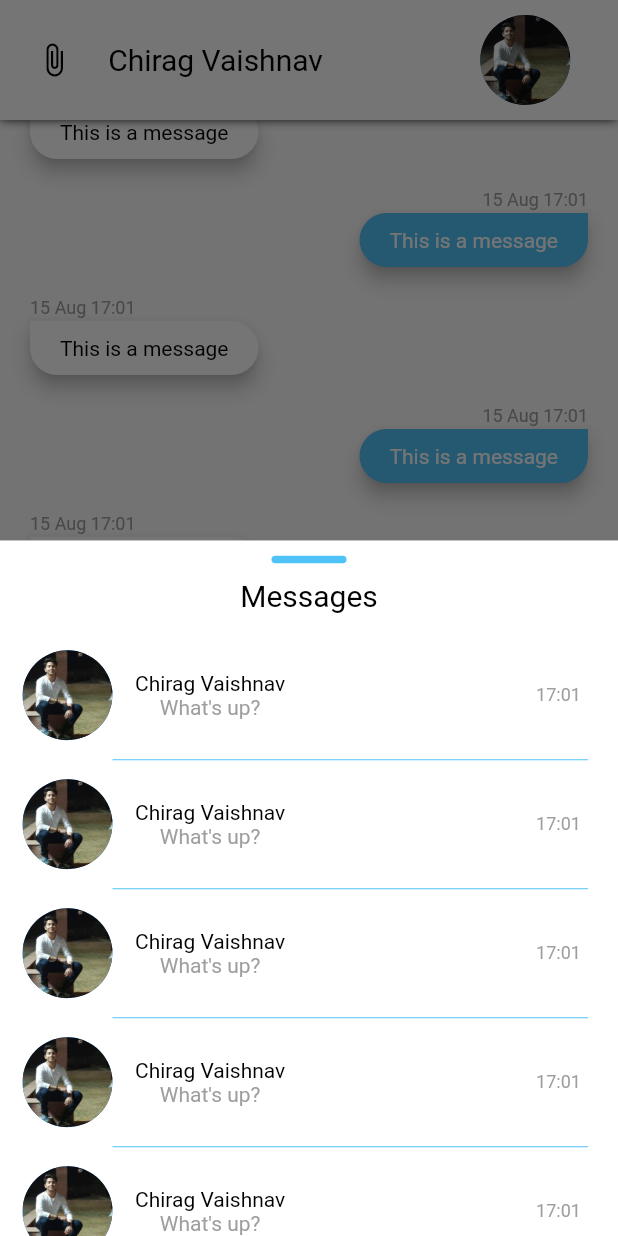
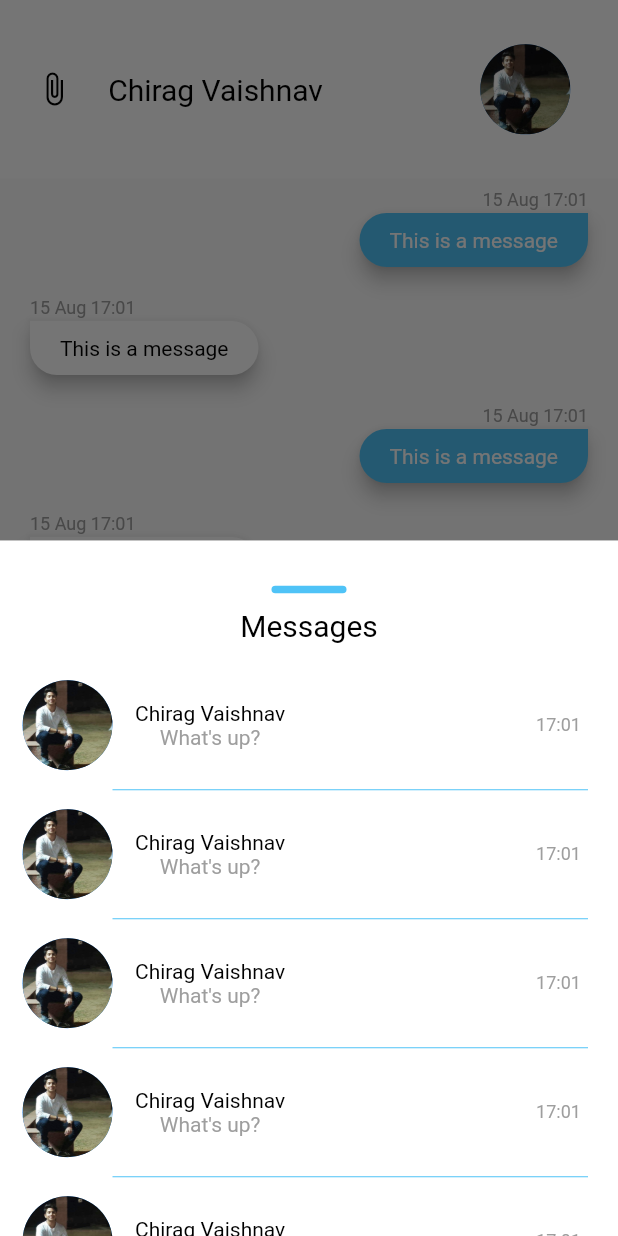
Before and after one commit to cv692001/Flash-Chat, a Flutter app: the screen it shows after launch, after a tap on the "face" icon, on a phone screen of 412 x 824 dp. Run offline on Flutter 3.47's test engine with Material 2 defaults, Android fonts, the phone set to English and light mode, and no system bars; missing offline and left inert: rubber.

Commit message:
Implemented App Icon and Dragdown Gesture in BottomSheet

```diff
--- a/lib/pages/ConversationBottomSheet.dart
+++ b/lib/pages/ConversationBottomSheet.dart
@@ -14,17 +14,43 @@ class ConversationBottomSheet extends StatefulWidget {
 }
 
 class _ConversationBottomSheetState extends State<ConversationBottomSheet> {
+
   @override
   Widget build(BuildContext context) {
-    return Material(
+    double statusBarHeight = MediaQuery.of(context).padding.top;
+
+    return Padding(
+      padding: new EdgeInsets.only(top: statusBarHeight),
+      child: Material(
           child: Scaffold(
               backgroundColor: Colors.white,
               body: ListView(children: <Widget>[
+
+                SizedBox(
+                  height: 20,
+                ),
+                GestureDetector(
+                  onVerticalDragEnd: (details) {
+                    print('Dragged Down');
+                    if (details.primaryVelocity > 50) {
+                      Navigator.pop(context);
+                    }
+                  },
+                  child: ListView(
+                    shrinkWrap: true,
+                    physics: ClampingScrollPhysics(),
+                    children: <Widget>[
                       NavigationPillWidget(),
                       Center(child: Text('Messages', style: Styles.textHeading)),
                       SizedBox(
                         height: 20,
                       ),
+                    ],
+
+                  ),
+                ),
+
+
                 ListView.separated(
                   shrinkWrap: true,
                   physics: ClampingScrollPhysics(),
@@ -38,6 +64,7 @@ class _ConversationBottomSheetState extends State<ConversationBottomSheet> {
                     return ChatRowWidget();
                   },
                 )
-            ])));
+              ]))),
+    );
   }
 }
--- a/lib/pages/ConversationPage.dart
+++ b/lib/pages/ConversationPage.dart
@@ -1,9 +1,8 @@
 import 'package:flash_chat/config/color_palette.dart';
 import 'package:flutter/material.dart';
-import 'package:flash_chat/widgets/InputWidget.dart';
 import 'package:flash_chat/widgets/ChatAppBar.dart';
 import 'package:flash_chat/widgets/ChatListWidget.dart';
-import 'package:flash_chat/pages/ConversationBottomSheet.dart';
+
 
 class ConversationPage extends StatefulWidget {
   @override
@@ -12,38 +11,19 @@ class ConversationPage extends StatefulWidget {
 }
 
 class _ConversationPageState extends State<ConversationPage> {
-  final GlobalKey<ScaffoldState> _scaffoldKey = new GlobalKey<ScaffoldState>();
+
   @override
   Widget build(BuildContext context) {
-    return SafeArea(
-      child: Scaffold(
-        key: _scaffoldKey,
-        appBar: ChatAppBar(),
-        body: Container(
-          color: Palette.chatBackgroundColor,
-          child: Stack(
-            children: <Widget>[
-              Column(
-                children: <Widget>[
-                  ChatListWidget(),
-                  GestureDetector(
-                      child: InputWidget(),
-                      onPanUpdate: (details) {
-                        if (details.delta.dy <0) {
-                          _scaffoldKey.currentState
-                              .showBottomSheet<void>((BuildContext context) {
-                            return ConversationBottomSheet();
-                          }
-                          );
-
-                        }
-                      })
-                ],
-              )
-            ],
-          ),
-        ),
-      ),
+    return Column(
+      children: <Widget>[
+        Expanded(flex: 2, child: ChatAppBar()),
+        Expanded(
+            flex: 11,
+            child: Container(
+              color: Palette.chatBackgroundColor,
+              child: ChatListWidget(),
+            ))
+      ],
     );
   }
 }
--- a/lib/pages/ConversationPageSlide.dart
+++ b/lib/pages/ConversationPageSlide.dart
@@ -1,6 +1,8 @@
 import 'package:flutter/material.dart';
 import 'package:rubber/rubber.dart';
 import 'ConversationPage.dart';
+import 'package:flash_chat/pages/ConversationBottomSheet.dart';
+import 'package:flash_chat/widgets/InputWidget.dart';
 
 class ConversationPageSlide extends StatefulWidget {
 
@@ -12,6 +14,7 @@ class ConversationPageSlide extends StatefulWidget {
 
 class _ConversationPageSlideState extends State<ConversationPageSlide> with SingleTickerProviderStateMixin {
   var controller;
+  final GlobalKey<ScaffoldState> _scaffoldKey = new GlobalKey<ScaffoldState>();
 
   @override
   void initState() {
@@ -24,12 +27,34 @@ class _ConversationPageSlideState extends State<ConversationPageSlide> with Sing
   @override
   Widget build(BuildContext context) {
 
-    return PageView(
-      children: <Widget>[
-        ConversationPage(),
-        ConversationPage(),
-        ConversationPage()
-      ],
+    return Scaffold(
+      key: _scaffoldKey,
+      body: SafeArea(
+        child: Column(
+          children: <Widget>[
+            Expanded(
+              child: PageView(
+                children: <Widget>[
+                  ConversationPage(),
+                  ConversationPage(),
+                  ConversationPage()
+                ],
+              ),
+            ),
+            Container(
+                child: GestureDetector(
+                    child: InputWidget(),
+                    onPanUpdate: (details) {
+                      if (details.delta.dy < 0) {
+                        _scaffoldKey.currentState
+                            .showBottomSheet<Null>((BuildContext context) {
+                          return ConversationBottomSheet();
+                        });
+                      }
+                    },),),
+          ],
+        ),
+      ),
     );
 
   }
--- a/lib/widgets/ChatAppBar.dart
+++ b/lib/widgets/ChatAppBar.dart
@@ -14,13 +14,7 @@ class ChatAppBar extends StatelessWidget implements PreferredSizeWidget{
     return Material(
       child: Container(
         decoration: BoxDecoration(
-          boxShadow: [
-            BoxShadow(
-              color: Colors.black,
-              blurRadius : 5.0,
-                spreadRadius: 0.1
-            )
-          ]
+          boxShadow: kElevationToShadow[5],
         ),
         child: Container(
           color: Palette.primaryBackgroundColor,
--- a/lib/widgets/ChatListWidget.dart
+++ b/lib/widgets/ChatListWidget.dart
@@ -6,14 +6,12 @@ class ChatListWidget extends StatelessWidget {
   @override
   Widget build(BuildContext context) {
     //TODO: Implement build
-    return Flexible(
-      child: ListView.builder(
-        padding: EdgeInsets.all(10),
-        itemBuilder: (context,index) => ChatItemWidget(text: "This is a message", INT: index),
-        itemCount: 20,
-        reverse: true,
-        controller: listScrollController,
-      ),
+    return ListView.builder(
+      padding: EdgeInsets.all(10),
+      itemBuilder: (context,index) => ChatItemWidget(text: "This is a message", INT: index),
+      itemCount: 20,
+      reverse: true,
+      controller: listScrollController,
     );
   }
 }
--- a/lib/widgets/ChatRowWidget.dart
+++ b/lib/widgets/ChatRowWidget.dart
@@ -6,7 +6,8 @@ import 'package:flash_chat/config/style.dart';
 class ChatRowWidget extends StatelessWidget {
   @override
   Widget build(BuildContext context) {
-    return Container(
+    return SafeArea(
+      child: Container(
           padding: EdgeInsets.fromLTRB(15, 5, 0, 5),
           child: Row(
             children: <Widget>[
@@ -50,6 +51,7 @@ class ChatRowWidget extends StatelessWidget {
                 ),
               )
             ],
-        ));
+          )),
+    );
   }
 }
```
Also changed, not shown: pubspec.yaml (+11 -0 lines), images/launcher/ic_background.png (added), images/launcher/ic_foreground.png (added), images/launcher/ic_launcher.png (added), pubspec.lock, 40 other files. Lines whose indentation alone changed are shown as unchanged.
